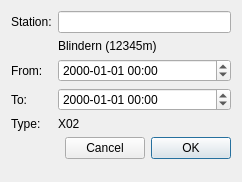
The window that WatchRR2/watchrr_station.ui (metno/kvhqc) describes before a commit, drawn with Qt 5.
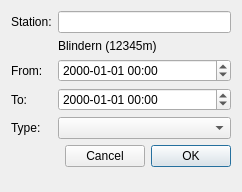
The same window after the commit. Custom widgets are drawn as their Qt base class.

Commit message: fixed and improved WatchRR / WatchWeather station dialog

What changed in the file:
```diff
--- a/WatchRR2/watchrr_station.ui
+++ b/WatchRR2/watchrr_station.ui
@@ -10,7 +10,7 @@
     <x>0</x>
     <y>0</y>
     <width>242</width>
-    <height>182</height>
+    <height>192</height>
    </rect>
   </property>
   <property name="windowTitle">
@@ -75,13 +75,6 @@
      </property>
     </widget>
    </item>
-   <item row="4" column="1">
-    <widget class="QLabel" name="labelTypeInfo">
-     <property name="text">
-      <string notr="true">X02</string>
-     </property>
-    </widget>
-   </item>
    <item row="5" column="0" colspan="2">
     <layout class="QHBoxLayout" name="horizontalLayout">
      <item>
@@ -119,6 +112,9 @@
      </item>
     </layout>
    </item>
+   <item row="4" column="1">
+    <widget class="QComboBox" name="comboType"/>
+   </item>
   </layout>
  </widget>
  <customwidgets>
```
Left out of the diff: 69 changed lines with no effect on the pictures. The commit also changes 13 other files.
